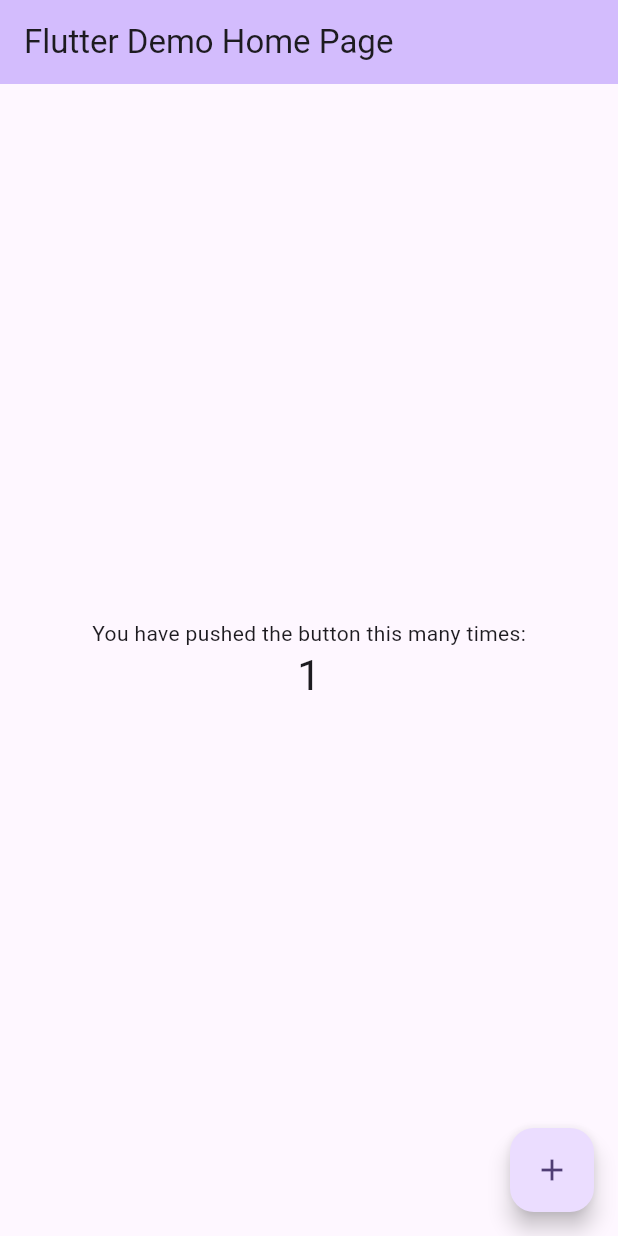
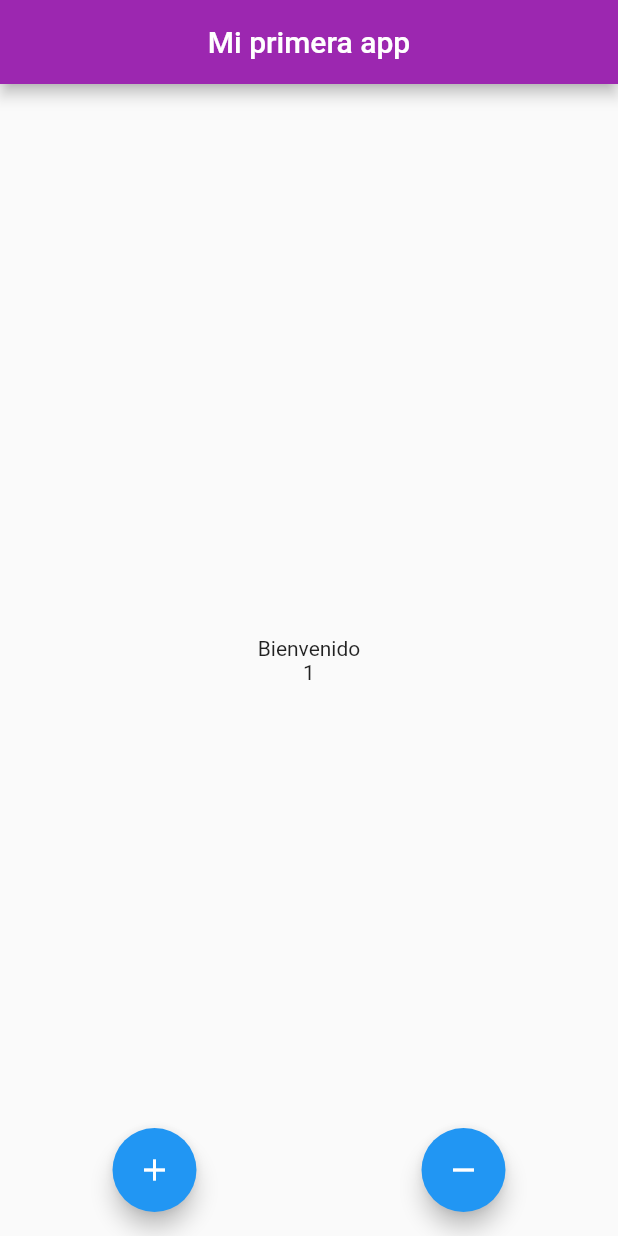
Before and after one commit to HectorSauR/practicas_computo_nube, a Flutter app: the screen it shows after launch, after a tap on the "add" icon, on a phone screen of 412 x 824 dp. Run offline on Flutter 3.47's test engine with Material 2 defaults, Android fonts, the phone set to English and light mode, and no system bars.

Commit message:
hola mundo

```diff
--- a/lib/main.dart
+++ b/lib/main.dart
@@ -1,4 +1,5 @@
 import 'package:flutter/material.dart';
+import 'package:practicas_computo_nube/src/homepage.dart';
 
 void main() {
   runApp(const MyApp());
@@ -10,116 +11,9 @@ class MyApp extends StatelessWidget {
   // This widget is the root of your application.
   @override
   Widget build(BuildContext context) {
-    return MaterialApp(
+    return const MaterialApp(
       title: 'Flutter Demo',
-      theme: ThemeData(
-        // This is the theme of your application.
-        //
-        // TRY THIS: Try running your application with "flutter run". You'll see
-        // the application has a blue toolbar. Then, without quitting the app,
-        // try changing the seedColor in the colorScheme below to Colors.green
-        // and then invoke "hot reload" (save your changes or press the "hot
-        // reload" button in a Flutter-supported IDE, or press "r" if you used
-        // the command line to start the app).
-        //
-        // Notice that the counter didn't reset back to zero; the application
-        // state is not lost during the reload. To reset the state, use hot
-        // restart instead.
-        //
-        // This works for code too, not just values: Most code changes can be
-        // tested with just a hot reload.
-        colorScheme: ColorScheme.fromSeed(seedColor: Colors.deepPurple),
-        useMaterial3: true,
-      ),
-      home: const MyHomePage(title: 'Flutter Demo Home Page'),
+      home: HomePage(),
     );
   }
 }
-
-class MyHomePage extends StatefulWidget {
-  const MyHomePage({super.key, required this.title});
-
-  // This widget is the home page of your application. It is stateful, meaning
-  // that it has a State object (defined below) that contains fields that affect
-  // how it looks.
-
-  // This class is the configuration for the state. It holds the values (in this
-  // case the title) provided by the parent (in this case the App widget) and
-  // used by the build method of the State. Fields in a Widget subclass are
-  // always marked "final".
-
-  final String title;
-
-  @override
-  State<MyHomePage> createState() => _MyHomePageState();
-}
-
-class _MyHomePageState extends State<MyHomePage> {
-  int _counter = 0;
-
-  void _incrementCounter() {
-    setState(() {
-      // This call to setState tells the Flutter framework that something has
-      // changed in this State, which causes it to rerun the build method below
-      // so that the display can reflect the updated values. If we changed
-      // _counter without calling setState(), then the build method would not be
-      // called again, and so nothing would appear to happen.
-      _counter++;
-    });
-  }
-
-  @override
-  Widget build(BuildContext context) {
-    // This method is rerun every time setState is called, for instance as done
-    // by the _incrementCounter method above.
-    //
-    // The Flutter framework has been optimized to make rerunning build methods
-    // fast, so that you can just rebuild anything that needs updating rather
-    // than having to individually change instances of widgets.
-    return Scaffold(
-      appBar: AppBar(
-        // TRY THIS: Try changing the color here to a specific color (to
-        // Colors.amber, perhaps?) and trigger a hot reload to see the AppBar
-        // change color while the other colors stay the same.
-        backgroundColor: Theme.of(context).colorScheme.inversePrimary,
-        // Here we take the value from the MyHomePage object that was created by
-        // the App.build method, and use it to set our appbar title.
-        title: Text(widget.title),
-      ),
-      body: Center(
-        // Center is a layout widget. It takes a single child and positions it
-        // in the middle of the parent.
-        child: Column(
-          // Column is also a layout widget. It takes a list of children and
-          // arranges them vertically. By default, it sizes itself to fit its
-          // children horizontally, and tries to be as tall as its parent.
-          //
-          // Column has various properties to control how it sizes itself and
-          // how it positions its children. Here we use mainAxisAlignment to
-          // center the children vertically; the main axis here is the vertical
-          // axis because Columns are vertical (the cross axis would be
-          // horizontal).
-          //
-          // TRY THIS: Invoke "debug painting" (choose the "Toggle Debug Paint"
-          // action in the IDE, or press "p" in the console), to see the
-          // wireframe for each widget.
-          mainAxisAlignment: MainAxisAlignment.center,
-          children: <Widget>[
-            const Text(
-              'You have pushed the button this many times:',
-            ),
-            Text(
-              '$_counter',
-              style: Theme.of(context).textTheme.headlineMedium,
-            ),
-          ],
-        ),
-      ),
-      floatingActionButton: FloatingActionButton(
-        onPressed: _incrementCounter,
-        tooltip: 'Increment',
-        child: const Icon(Icons.add),
-      ), // This trailing comma makes auto-formatting nicer for build methods.
-    );
-  }
-}
--- /dev/null
+++ b/lib/src/homepage.dart
@@ -0,0 +1,58 @@
+import 'package:flutter/material.dart';
+
+class HomePage extends StatefulWidget {
+  const HomePage({super.key});
+
+  @override
+  State<HomePage> createState() => _HomePageState();
+}
+
+class _HomePageState extends State<HomePage> {
+  int _counter = 0;
+
+  void _increment() {
+    setState(() {
+      _counter++;
+    });
+  }
+
+  void _decrement() {
+    if (_counter == 0) {
+      return;
+    }
+    setState(() {
+      _counter--;
+    });
+  }
+
+  @override
+  Widget build(BuildContext context) {
+    return Scaffold(
+      appBar: AppBar(
+        title: const Text("Mi primera app"),
+        centerTitle: true,
+        backgroundColor: Colors.purple,
+      ),
+      body: Center(
+        child: Column(
+          mainAxisAlignment: MainAxisAlignment.center,
+          children: [const Text('Bienvenido'), Text(_counter.toString())],
+        ),
+      ),
+      floatingActionButton: Row(
+        mainAxisAlignment: MainAxisAlignment.spaceAround,
+        children: [
+          FloatingActionButton(
+            child: const Icon(Icons.add),
+            onPressed: () => {_increment()},
+          ),
+          FloatingActionButton(
+            child: const Icon(Icons.remove),
+            onPressed: () => {_decrement()},
+          ),
+        ],
+      ),
+      floatingActionButtonLocation: FloatingActionButtonLocation.centerFloat,
+    );
+  }
+}
```
